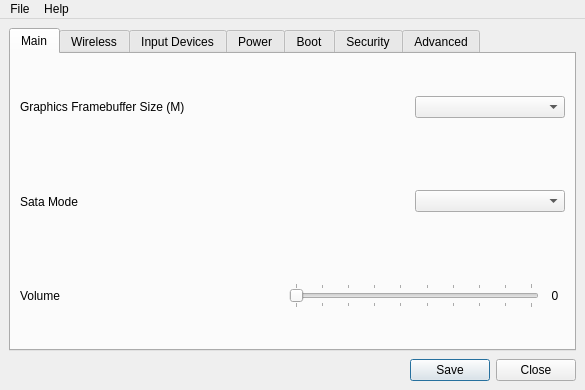
Before: the Qt Designer form src/x220/corevantage.ui in JaGoLi/corevantage, drawn with Qt 5.
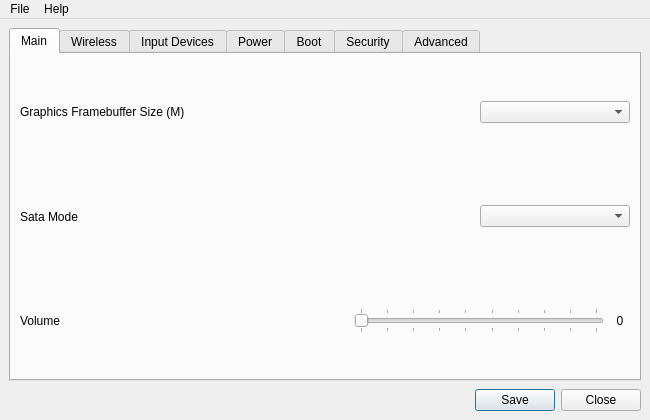
After: the same form once the commit is applied.

Commit message: changed x220 window size

```diff
--- a/src/x220/corevantage.ui
+++ b/src/x220/corevantage.ui
@@ -6,26 +6,26 @@
    <rect>
     <x>0</x>
     <y>0</y>
-    <width>585</width>
-    <height>390</height>
+    <width>650</width>
+    <height>420</height>
    </rect>
   </property>
   <property name="sizePolicy">
-   <sizepolicy hsizetype="Preferred" vsizetype="Preferred">
+   <sizepolicy hsizetype="Fixed" vsizetype="Fixed">
     <horstretch>0</horstretch>
     <verstretch>0</verstretch>
    </sizepolicy>
   </property>
   <property name="minimumSize">
    <size>
-    <width>585</width>
-    <height>390</height>
+    <width>650</width>
+    <height>420</height>
    </size>
   </property>
   <property name="maximumSize">
    <size>
-    <width>585</width>
-    <height>390</height>
+    <width>650</width>
+    <height>420</height>
    </size>
   </property>
   <property name="focusPolicy">
@@ -1082,8 +1082,8 @@
     <rect>
      <x>0</x>
      <y>0</y>
-     <width>585</width>
-     <height>22</height>
+     <width>650</width>
+     <height>20</height>
     </rect>
    </property>
    <widget class="QMenu" name="menuFile">
```
